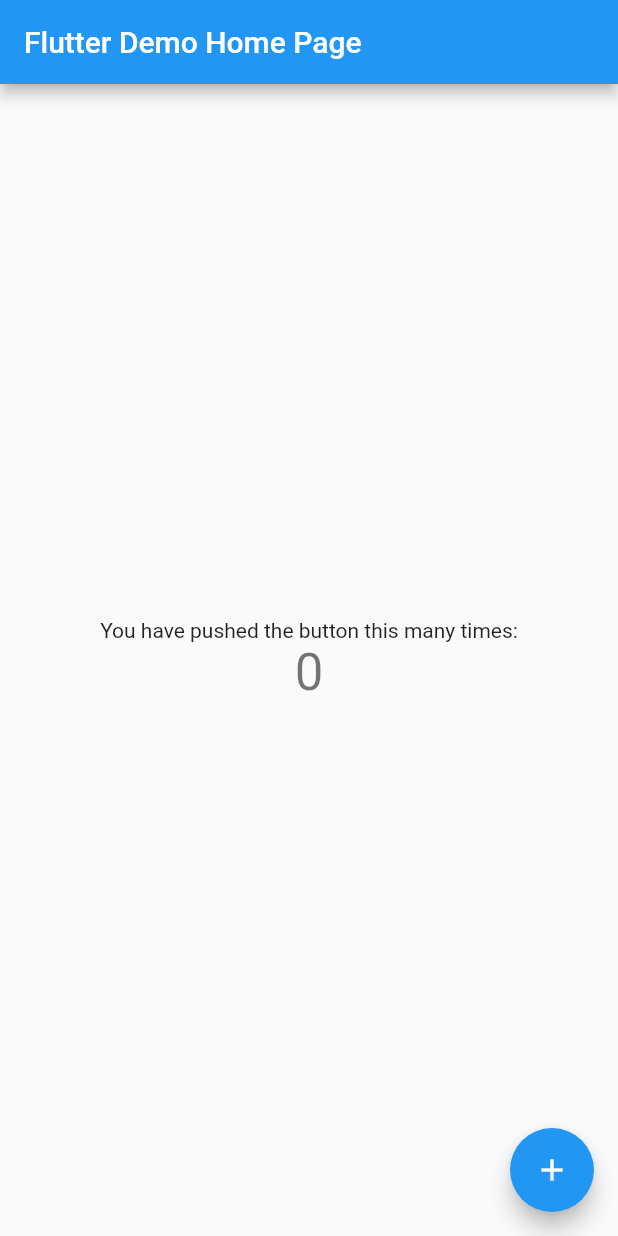
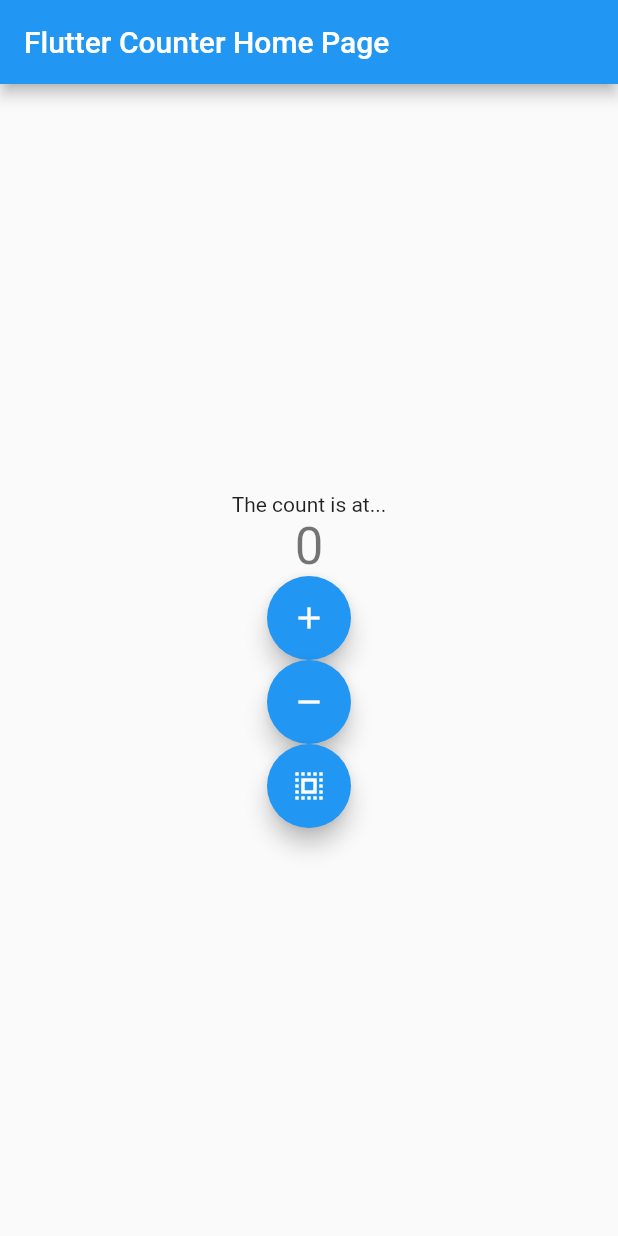
Before and after one commit to mhykol2k/flutter_exercise, a Flutter app: the screen it shows after launch, on a phone screen of 412 x 824 dp. Run offline on Flutter 3.47's test engine with Material 2 defaults, Android fonts, the phone set to English and light mode, and no system bars.

Commit message:
<edit> created ++, -- and reset counter opttions

```diff
--- a/lib/main.dart
+++ b/lib/main.dart
@@ -7,39 +7,20 @@ void main() {
 class MyApp extends StatelessWidget {
   const MyApp({Key? key}) : super(key: key);
 
-  // This widget is the root of your application.
   @override
   Widget build(BuildContext context) {
     return MaterialApp(
-      title: 'Flutter Demo',
+      title: 'Simple Flutter Project',
       theme: ThemeData(
-        // This is the theme of your application.
-        //
-        // Try running your application with "flutter run". You'll see the
-        // application has a blue toolbar. Then, without quitting the app, try
-        // changing the primarySwatch below to Colors.green and then invoke
-        // "hot reload" (press "r" in the console where you ran "flutter run",
-        // or simply save your changes to "hot reload" in a Flutter IDE).
-        // Notice that the counter didn't reset back to zero; the application
-        // is not restarted.
         primarySwatch: Colors.blue,
       ),
-      home: const MyHomePage(title: 'Flutter Demo Home Page'),
+      home: const MyHomePage(title: 'Flutter Counter Home Page'),
     );
   }
 }
 
 class MyHomePage extends StatefulWidget {
   const MyHomePage({Key? key, required this.title}) : super(key: key);
-
-  // This widget is the home page of your application. It is stateful, meaning
-  // that it has a State object (defined below) that contains fields that affect
-  // how it looks.
-
-  // This class is the configuration for the state. It holds the values (in this
-  // case the title) provided by the parent (in this case the App widget) and
-  // used by the build method of the State. Fields in a Widget subclass are
-  // always marked "final".
 
   final String title;
 
@@ -52,64 +33,68 @@ class _MyHomePageState extends State<MyHomePage> {
 
   void _incrementCounter() {
     setState(() {
-      // This call to setState tells the Flutter framework that something has
-      // changed in this State, which causes it to rerun the build method below
-      // so that the display can reflect the updated values. If we changed
-      // _counter without calling setState(), then the build method would not be
-      // called again, and so nothing would appear to happen.
       _counter++;
+    });
+  }
+
+  void _decrementCounter() {
+    setState(() {
+      _counter--;
+    });
+  }
+
+  void _resetCounter() {
+    setState(() {
+      _counter = 0;
     });
   }
 
   @override
   Widget build(BuildContext context) {
-    // This method is rerun every time setState is called, for instance as done
-    // by the _incrementCounter method above.
-    //
-    // The Flutter framework has been optimized to make rerunning build methods
-    // fast, so that you can just rebuild anything that needs updating rather
-    // than having to individually change instances of widgets.
     return Scaffold(
       appBar: AppBar(
-        // Here we take the value from the MyHomePage object that was created by
-        // the App.build method, and use it to set our appbar title.
         title: Text(widget.title),
       ),
       body: Center(
-        // Center is a layout widget. It takes a single child and positions it
-        // in the middle of the parent.
+        child: Padding(
+          padding: const EdgeInsets.all(8.0),
           child: Column(
-          // Column is also a layout widget. It takes a list of children and
-          // arranges them vertically. By default, it sizes itself to fit its
-          // children horizontally, and tries to be as tall as its parent.
-          //
-          // Invoke "debug painting" (press "p" in the console, choose the
-          // "Toggle Debug Paint" action from the Flutter Inspector in Android
-          // Studio, or the "Toggle Debug Paint" command in Visual Studio Code)
-          // to see the wireframe for each widget.
-          //
-          // Column has various properties to control how it sizes itself and
-          // how it positions its children. Here we use mainAxisAlignment to
-          // center the children vertically; the main axis here is the vertical
-          // axis because Columns are vertical (the cross axis would be
-          // horizontal).
             mainAxisAlignment: MainAxisAlignment.center,
+            crossAxisAlignment: CrossAxisAlignment.center,
             children: <Widget>[
               const Text(
-              'You have pushed the button this many times:',
+                'The count is at...',
+                textAlign: TextAlign.center,
               ),
               Text(
                 '$_counter',
                 style: Theme.of(context).textTheme.headline4,
               ),
+              FloatingActionButton(
+                onPressed: _incrementCounter,
+                tooltip: 'Increment Counter',
+                child: const Icon(Icons.add),
+              ),
+              FloatingActionButton(
+                onPressed: _decrementCounter,
+                tooltip: 'Decrement Counter',
+                child: const Icon(Icons.remove),
+              ),
+              FloatingActionButton(
+                onPressed: _resetCounter,
+                tooltip: 'Reset Counter',
+                child: const Icon(Icons.select_all_sharp),
+              ),
             ],
           ),
         ),
-      floatingActionButton: FloatingActionButton(
-        onPressed: _incrementCounter,
-        tooltip: 'Increment',
-        child: const Icon(Icons.add),
-      ), // This trailing comma makes auto-formatting nicer for build methods.
+      ),
+// *Unused Button* //
+      // floatingActionButton: FloatingActionButton(
+      //   onPressed: _resetCounter,
+      //   tooltip: 'Increment',
+      //   child: const Icon(Icons.add),
+      // ),
     );
   }
 }
```
Also changed, not shown: 1 other file. Lines whose indentation alone changed are shown as unchanged.
